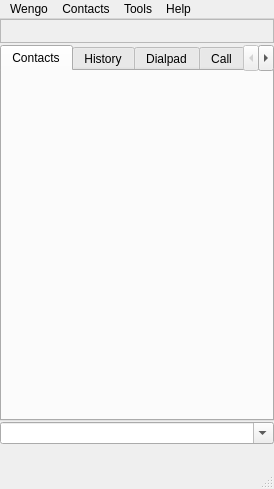
tkrotoff/WengoPhone, file wengophone/src/presentation/qt/WengoPhoneWindow.ui: the form before one commit.
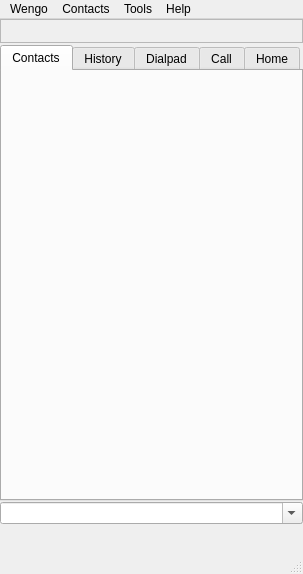
The form after the commit. Icons and pictures are not drawn.

Commit message: Big red hang up button implemented

What changed in the file:
```diff
--- a/wengophone/src/presentation/qt/WengoPhoneWindow.ui
+++ b/wengophone/src/presentation/qt/WengoPhoneWindow.ui
@@ -8,8 +8,8 @@
    <rect>
     <x>0</x>
     <y>0</y>
-    <width>274</width>
-    <height>489</height>
+    <width>303</width>
+    <height>574</height>
    </rect>
   </property>
   <property name="windowTitle" >
@@ -23,6 +23,37 @@
     <property name="spacing" >
      <number>1</number>
     </property>
+    <item row="4" column="0" >
+     <spacer>
+      <property name="orientation" >
+       <enum>Qt::Vertical</enum>
+      </property>
+      <property name="sizeType" >
+       <enum>QSizePolicy::Fixed</enum>
+      </property>
+      <property name="sizeHint" >
+       <size>
+        <width>20</width>
+        <height>5</height>
+       </size>
+      </property>
+     </spacer>
+    </item>
+    <item row="3" column="0" >
+     <widget class="QComboBox" name="phoneComboBox" >
+      <property name="sizePolicy" >
+       <sizepolicy>
+        <hsizetype>7</hsizetype>
+        <vsizetype>0</vsizetype>
+        <horstretch>0</horstretch>
+        <verstretch>0</verstretch>
+       </sizepolicy>
+      </property>
+      <property name="editable" >
+       <bool>true</bool>
+      </property>
+     </widget>
+    </item>
     <item row="2" column="0" >
      <widget class="QTabWidget" name="tabWidget" >
       <widget class="QWidget" name="tabContactList" >
@@ -52,21 +83,6 @@
       </widget>
      </widget>
     </item>
-    <item row="3" column="0" >
-     <widget class="QComboBox" name="phoneComboBox" >
-      <property name="sizePolicy" >
-       <sizepolicy>
-        <hsizetype>7</hsizetype>
-        <vsizetype>0</vsizetype>
-        <horstretch>0</horstretch>
-        <verstretch>0</verstretch>
-       </sizepolicy>
-      </property>
-      <property name="editable" >
-       <bool>true</bool>
-      </property>
-     </widget>
-    </item>
     <item row="1" column="0" >
      <widget class="QFrame" name="profileBar" >
       <property name="frameShape" >
@@ -77,44 +93,15 @@
       </property>
      </widget>
     </item>
-    <item row="4" column="0" >
-     <layout class="QHBoxLayout" >
+    <item row="5" column="0" >
+     <layout class="QGridLayout" >
       <property name="margin" >
        <number>0</number>
       </property>
       <property name="spacing" >
-       <number>0</number>
+       <number>6</number>
       </property>
-      <item>
-       <spacer>
-        <property name="orientation" >
-         <enum>Qt::Horizontal</enum>
-        </property>
-        <property name="sizeHint" >
-         <size>
-          <width>40</width>
-          <height>20</height>
-         </size>
-        </property>
-       </spacer>
-      </item>
-      <item>
-       <widget class="QPushButton" name="callButton" >
-        <property name="icon" >
-         <iconset resource="wengophone.qrc" >:/pics/call_button.png</iconset>
-        </property>
-        <property name="iconSize" >
-         <size>
-          <width>42</width>
-          <height>42</height>
-         </size>
-        </property>
-        <property name="flat" >
-         <bool>true</bool>
-        </property>
-       </widget>
-      </item>
-      <item>
+      <item row="0" column="2" >
        <widget class="QPushButton" name="hangUpButton" >
         <property name="icon" >
          <iconset resource="wengophone.qrc" >:/pics/hangup_button.png</iconset>
@@ -130,7 +117,7 @@
         </property>
        </widget>
       </item>
-      <item>
+      <item row="0" column="0" >
        <spacer>
         <property name="orientation" >
          <enum>Qt::Horizontal</enum>
@@ -143,6 +130,35 @@
         </property>
        </spacer>
       </item>
+      <item row="0" column="3" >
+       <spacer>
+        <property name="orientation" >
+         <enum>Qt::Horizontal</enum>
+        </property>
+        <property name="sizeHint" >
+         <size>
+          <width>40</width>
+          <height>20</height>
+         </size>
+        </property>
+       </spacer>
+      </item>
+      <item row="0" column="1" >
+       <widget class="QPushButton" name="callButton" >
+        <property name="icon" >
+         <iconset resource="wengophone.qrc" >:/pics/call_button.png</iconset>
+        </property>
+        <property name="iconSize" >
+         <size>
+          <width>42</width>
+          <height>42</height>
+         </size>
+        </property>
+        <property name="flat" >
+         <bool>true</bool>
+        </property>
+       </widget>
+      </item>
      </layout>
     </item>
     <item row="0" column="0" >
@@ -291,7 +307,7 @@
     <rect>
      <x>0</x>
      <y>0</y>
-     <width>274</width>
+     <width>303</width>
      <height>19</height>
     </rect>
    </property>
@@ -360,8 +376,8 @@
    <property name="geometry" >
     <rect>
      <x>0</x>
-     <y>470</y>
-     <width>274</width>
+     <y>555</y>
+     <width>303</width>
      <height>19</height>
     </rect>
    </property>
```
The commit also changes 12 other files.
